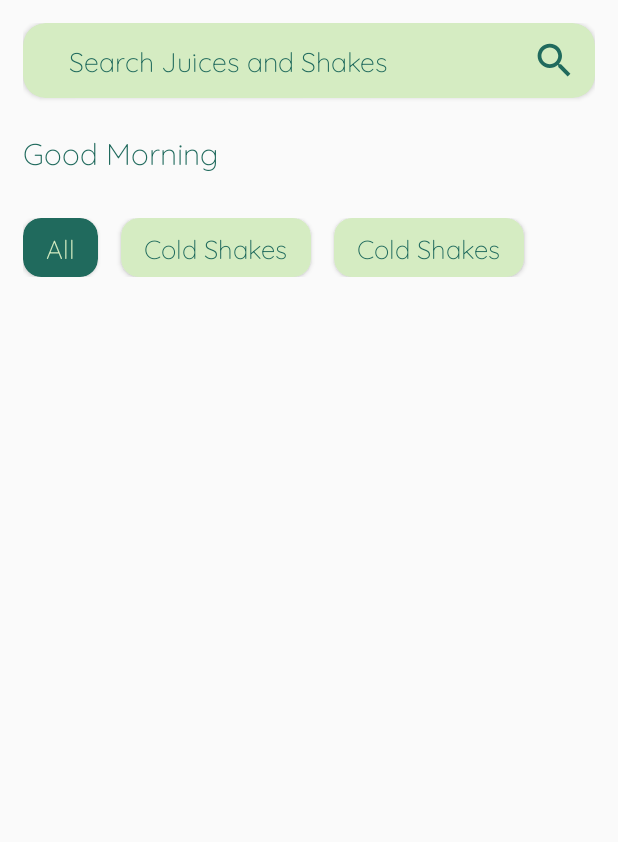
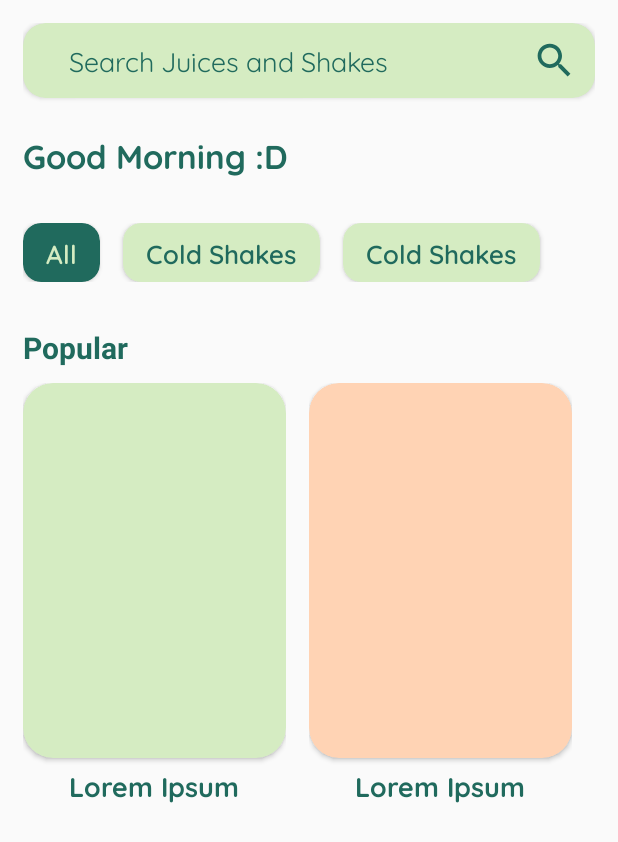
Before and after one commit to manishpandeyvp/lemon-squeeze, an Android app: the screen it shows after launch (MainActivity), on a phone screen of 412 x 824 dp. Shown: the top 842 px of the screen. Run offline under Robolectric (Android 15) with nearby library versions, the light colour scheme and no system bars.

Commit message:
Fifth Commit

```diff
--- a/app/src/main/java/com/example/lassi/MainActivity.kt
+++ b/app/src/main/java/com/example/lassi/MainActivity.kt
@@ -17,12 +17,16 @@ class MainActivity : AppCompatActivity() {
             WindowManager.LayoutParams.FLAG_FULLSCREEN
         )
 
-        val typeFace : Typeface = Typeface.createFromAsset(assets, "Quicksand-VariableFont_wght.ttf")
-        et_search.typeface = typeFace
-        tv_all.typeface = typeFace
-        tv_cold_shakes.typeface = typeFace
-        tv_juices.typeface = typeFace
-        tv_wishes.typeface = typeFace
+        val typeFaceRegular : Typeface = Typeface.createFromAsset(assets, "Quicksand-Regular.ttf")
+        val typeFaceBold : Typeface = Typeface.createFromAsset(assets, "Quicksand-Bold.ttf")
+        val typeFaceSemiBold : Typeface = Typeface.createFromAsset(assets, "Quicksand-SemiBold.ttf")
+        et_search.typeface = typeFaceRegular
+        tv_all.typeface = typeFaceSemiBold
+        tv_cold_shakes.typeface = typeFaceSemiBold
+        tv_juices.typeface = typeFaceSemiBold
+        tv_wishes.typeface = typeFaceBold
+        tv_lorem1.typeface = typeFaceBold
+        tv_lorem2.typeface = typeFaceBold
     }
 
 
--- a/app/src/main/java/com/example/lassi/SplashScreenActivity.kt
+++ b/app/src/main/java/com/example/lassi/SplashScreenActivity.kt
@@ -24,6 +24,6 @@ class SplashScreenActivity : AppCompatActivity() {
 
         Handler().postDelayed({
             startActivity(Intent(this,MainActivity::class.java))
-        }, 4500)
+        }, 2000)
     }
 }
--- /dev/null
+++ b/app/src/main/res/drawable/image_container.xml
@@ -0,0 +1,11 @@
+<?xml version="1.0" encoding="utf-8"?>
+<shape xmlns:android="http://schemas.android.com/apk/res/android"
+    android:shape="rectangle">
+    <size
+        android:height="250dp"
+        android:width="175dp"/>
+
+    <corners
+        android:radius="20dp"/>
+
+</shape>
--- a/app/src/main/res/layout/activity_main.xml
+++ b/app/src/main/res/layout/activity_main.xml
@@ -53,8 +53,8 @@
         android:id="@+id/tv_wishes"
         android:layout_width="match_parent"
         android:layout_height="wrap_content"
-        android:text="Good Morning"
-        android:textSize="20dp"
+        android:text="Good Morning :D"
+        android:textSize="22dp"
         android:textStyle="bold"
         android:layout_marginTop="22dp"
         android:textColor="@color/dark_green"/>
@@ -132,5 +132,75 @@
 
     </LinearLayout>
 
+    <TextView
+        android:layout_width="wrap_content"
+        android:layout_height="wrap_content"
+        android:layout_marginTop="30dp"
+        android:text="Popular"
+        android:textStyle="bold"
+        android:textColor="@color/dark_green"
+        android:textSize="20dp"/>
+
+    <LinearLayout
+        android:layout_width="wrap_content"
+        android:layout_height="wrap_content"
+        android:orientation="horizontal">
+
+        <LinearLayout
+            android:layout_width="wrap_content"
+            android:layout_height="wrap_content"
+            android:orientation="vertical"
+            android:layout_marginTop="10dp"
+            android:gravity="center_horizontal">
+
+            <androidx.cardview.widget.CardView
+                android:layout_width="175dp"
+                android:layout_height="250dp"
+                app:cardCornerRadius="20dp"
+                android:background="@color/light_green"
+                app:cardBackgroundColor="@color/light_green"
+                tools:layout_editor_absoluteX="30dp">
+
+            </androidx.cardview.widget.CardView>
+
+            <TextView
+                android:id="@+id/tv_lorem1"
+                android:layout_width="wrap_content"
+                android:layout_height="wrap_content"
+                android:text="Lorem Ipsum"
+                android:textSize="18dp"
+                android:textStyle="bold"
+                android:textColor="@color/dark_green"
+                android:layout_marginTop="5dp"/>
+        </LinearLayout>
+
+        <LinearLayout
+            android:layout_width="wrap_content"
+            android:layout_height="wrap_content"
+            android:orientation="vertical"
+            android:layout_marginTop="10dp"
+            android:layout_marginStart="15dp"
+            android:gravity="center_horizontal">
+
+            <androidx.cardview.widget.CardView
+                android:layout_width="175dp"
+                android:layout_height="250dp"
+                app:cardCornerRadius="20dp"
+                android:background="@color/light_orange"
+                app:cardBackgroundColor="@color/light_orange"
+                tools:layout_editor_absoluteX="30dp"/>
+
+            <TextView
+                android:id="@+id/tv_lorem2"
+                android:layout_width="wrap_content"
+                android:layout_height="wrap_content"
+                android:text="Lorem Ipsum"
+                android:textSize="18dp"
+                android:textStyle="bold"
+                android:textColor="@color/dark_green"
+                android:layout_marginTop="5dp"/>
+        </LinearLayout>
+    </LinearLayout>
+
 
 </LinearLayout>
```
Also changed, not shown: app/src/main/assets/Quicksand-Bold.ttf (added), app/src/main/assets/Quicksand-Regular.ttf (added), app/src/main/assets/Quicksand-SemiBold.ttf (added), app/src/main/assets/Quicksand-VariableFont_wght.ttf (deleted), app/src/main/res/drawable/img1.jpg (added), app/src/main/res/drawable/img2.jpg (added).
